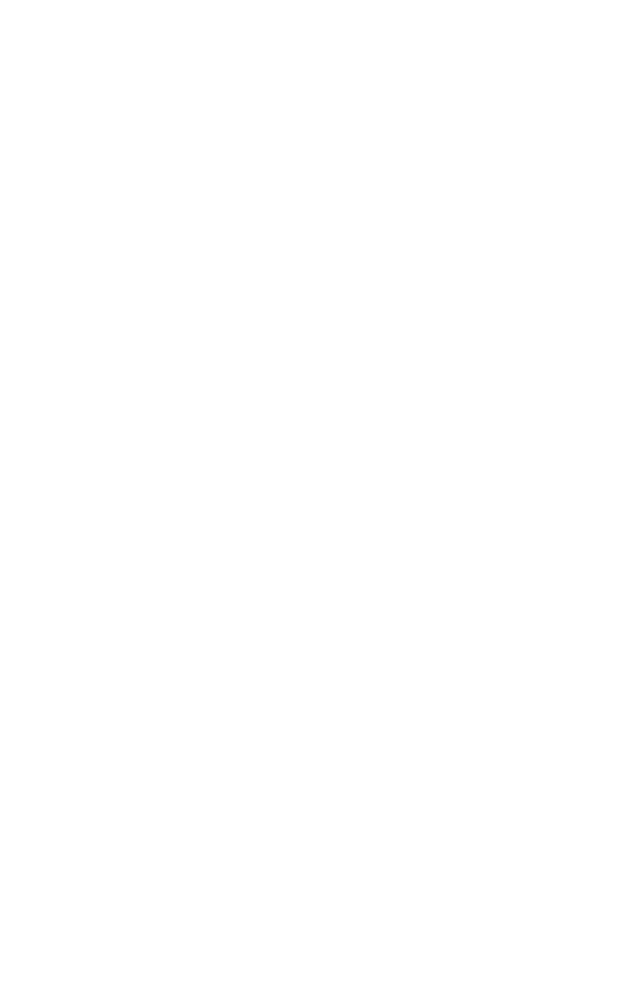
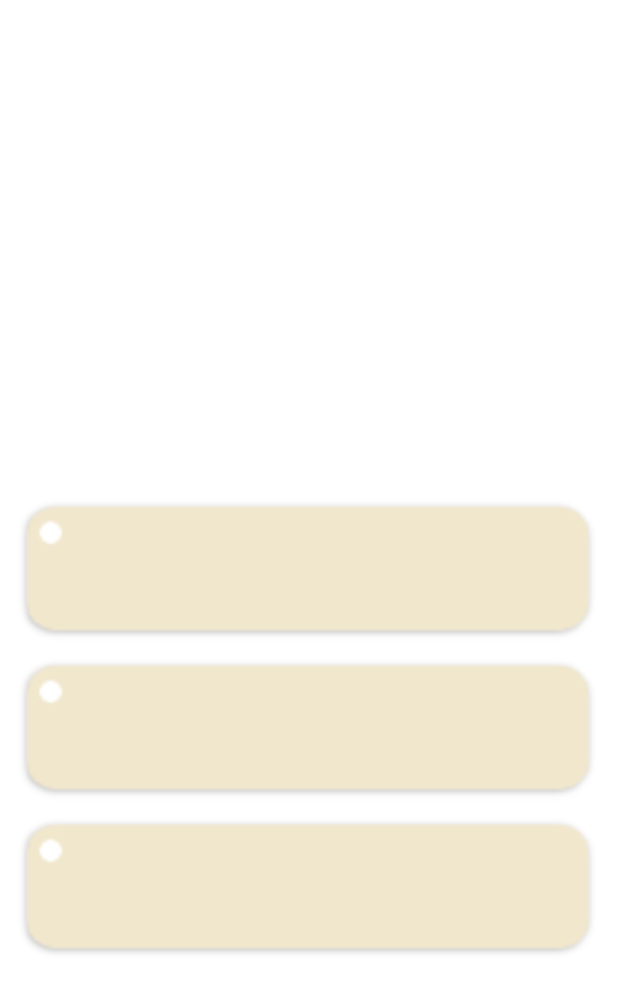
Before and after one commit to minju0213/Cooknote, an Android app: the western_food screen opened directly, with no data from a screen before it, on a phone screen of 412 x 824 dp. Before the commit the part shown is empty. Shown: the top 993 px of the screen. Run offline under Robolectric (Android 15) with nearby library versions, the phone set to English and light mode, and no system bars.

Commit message:
5.17 - 문제풀기 기능에 양식, 한식, 조주 답 선택 이미지뷰 추가

```diff
--- a/app/src/main/res/layout/bread.xml
+++ b/app/src/main/res/layout/bread.xml
@@ -39,4 +39,6 @@
         app:layout_constraintStart_toStartOf="parent"
         app:layout_constraintTop_toBottomOf="@+id/top_bar_bread2"></ImageView>
 
+
+
 </androidx.constraintlayout.widget.ConstraintLayout>
--- a/app/src/main/res/layout/western_food.xml
+++ b/app/src/main/res/layout/western_food.xml
@@ -1,6 +1,46 @@
 <?xml version="1.0" encoding="utf-8"?>
 <androidx.constraintlayout.widget.ConstraintLayout xmlns:android="http://schemas.android.com/apk/res/android"
+    xmlns:app="http://schemas.android.com/apk/res-auto"
+    xmlns:tools="http://schemas.android.com/tools"
     android:layout_width="match_parent"
-    android:layout_height="match_parent">
+    android:layout_height="match_parent"
+    android:orientation="vertical">
+
+
+    <ImageView
+        android:id="@+id/top_bar_western_food1"
+        android:layout_width="0dp"
+        android:layout_height="106dp"
+        android:layout_marginTop="324dp"
+        android:scaleType="centerCrop"
+        android:src="@drawable/right_answer"
+        app:layout_constraintEnd_toEndOf="parent"
+        app:layout_constraintHorizontal_bias="0.0"
+        app:layout_constraintStart_toStartOf="parent"
+        app:layout_constraintTop_toTopOf="parent" />
+
+    <ImageView
+        android:id="@+id/top_western_food2"
+        android:layout_width="0dp"
+        android:layout_height="106dp"
+        android:scaleType="centerCrop"
+        android:src="@drawable/right_answer"
+        app:layout_constraintEnd_toEndOf="parent"
+        app:layout_constraintHorizontal_bias="0.0"
+        app:layout_constraintStart_toStartOf="parent"
+        app:layout_constraintTop_toBottomOf="@+id/top_bar_western_food1"></ImageView>
+
+    <ImageView
+        android:id="@+id/top_western_food3"
+        android:layout_width="0dp"
+        android:layout_height="106dp"
+        android:scaleType="centerCrop"
+        android:src="@drawable/right_answer"
+        app:layout_constraintEnd_toEndOf="parent"
+        app:layout_constraintHorizontal_bias="0.0"
+        app:layout_constraintStart_toStartOf="parent"
+        app:layout_constraintTop_toBottomOf="@+id/top_western_food2"></ImageView>
+
+
 
 </androidx.constraintlayout.widget.ConstraintLayout>
```
Also changed, not shown: app/src/main/res/layout/drink.xml (+39 -1 lines), app/src/main/res/layout/korean_food.xml (+37 -5 lines).
